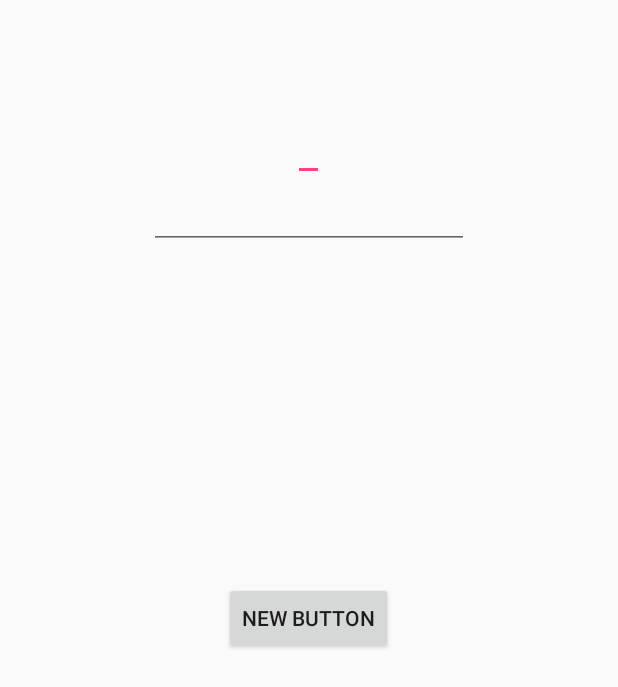
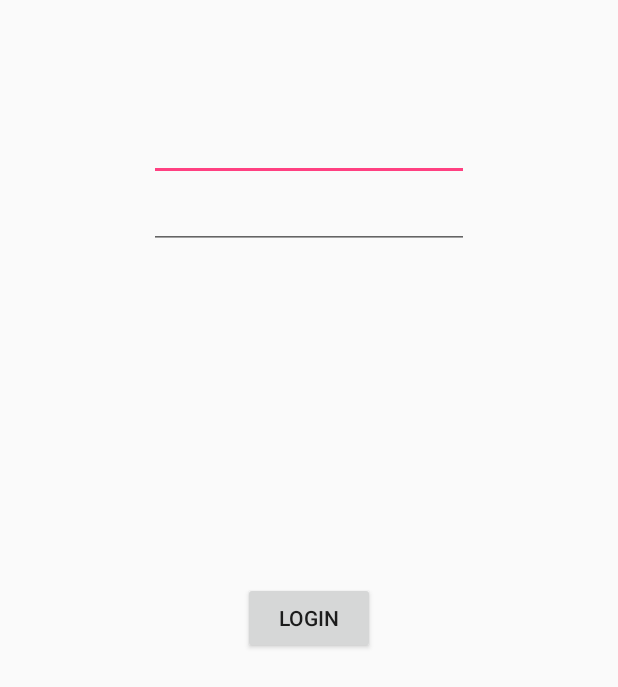
Before and after one commit to scotianostra/team9_assignment, an Android app: the layout activity_login.xml on its own in the app's theme, with its tools: preview values and no code run, on a phone screen of 412 x 824 dp. Shown: the top 687 px of the screen. Run offline under Robolectric (Android 15) with nearby library versions, the phone set to English and light mode, and no system bars; network calls fail.

Commit message:
login functionality working, need to implement session now

```diff
--- a/Timetabling/app/src/main/AndroidManifest.xml
+++ b/Timetabling/app/src/main/AndroidManifest.xml
@@ -16,13 +16,15 @@
         android:supportsRtl="true"
         android:theme="@style/AppTheme">
         <activity android:name=".StaffUIActivity">
+
+        </activity>
+        <activity android:name=".LoginActivity">
             <intent-filter>
                 <action android:name="android.intent.action.MAIN" />
 
                 <category android:name="android.intent.category.LAUNCHER" />
             </intent-filter>
         </activity>
-        <activity android:name=".LoginActivity"></activity>
     </application>
 
 </manifest>
--- a/Timetabling/app/src/main/res/layout/activity_login.xml
+++ b/Timetabling/app/src/main/res/layout/activity_login.xml
@@ -12,7 +12,8 @@
     <EditText
         android:layout_width="wrap_content"
         android:layout_height="wrap_content"
-        android:id="@+id/editText"
+        android:ems="10"
+        android:id="@+id/editTextEmail"
         android:layout_alignParentTop="true"
         android:layout_centerHorizontal="true"
         android:layout_marginTop="59dp" />
@@ -22,15 +23,16 @@
         android:layout_height="wrap_content"
         android:inputType="textPassword"
         android:ems="10"
-        android:id="@+id/editText2"
-        android:layout_below="@+id/editText"
+        android:id="@+id/editTextPassword"
+        android:layout_below="@+id/editTextEmail"
         android:layout_centerHorizontal="true" />
 
     <Button
         android:layout_width="wrap_content"
         android:layout_height="wrap_content"
-        android:text="New Button"
-        android:id="@+id/button"
+        android:text="login"
+        android:id="@+id/buttonLogin"
         android:layout_centerVertical="true"
-        android:layout_centerHorizontal="true" />
+        android:layout_centerHorizontal="true"
+         />
 </RelativeLayout>
```
Also changed, not shown: Timetabling/app/src/main/java/android/team9/com/timetabling/LoginActivity.java (+67 -0 lines), 5 other files.
